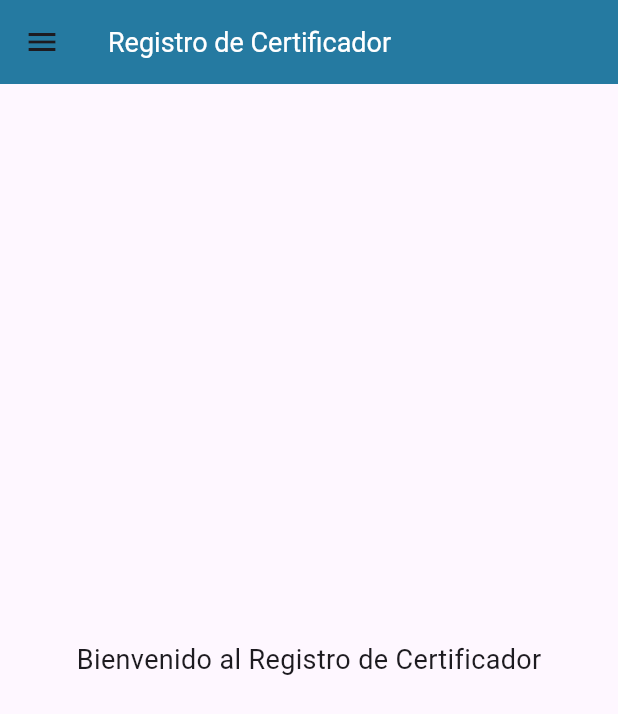
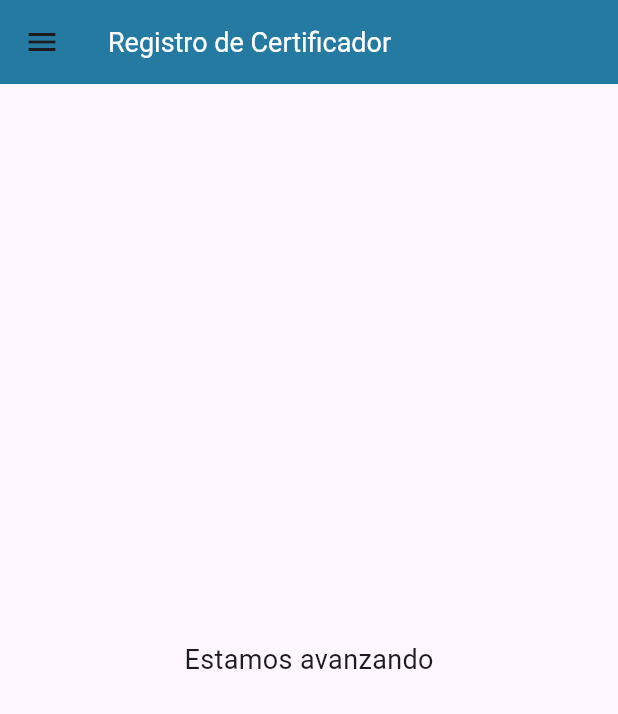
Before and after one commit to CiptechProyectos/AppCiptech, a Flutter app: the screen it shows after launch, on a phone screen of 412 x 824 dp. Shown: the top 714 px of the screen. Run offline on Flutter 3.47's test engine with Material 3 defaults, Android fonts, the phone set to English and light mode, and no system bars; Roboto replaces fonts that are missing (San Francisco).

Commit message:
Initial commit with all project files

```diff
--- a/ciptech/lib/main.dart
+++ b/ciptech/lib/main.dart
@@ -46,7 +46,7 @@ class HomePage extends StatelessWidget {
       ),
       body: Center(
         child: Text(
-          'Bienvenido al Registro de Certificador',
+          'Estamos avanzando',
           style: TextStyle(fontFamily: 'San Francisco', fontSize: 18.0),
         ),
       ),
```
